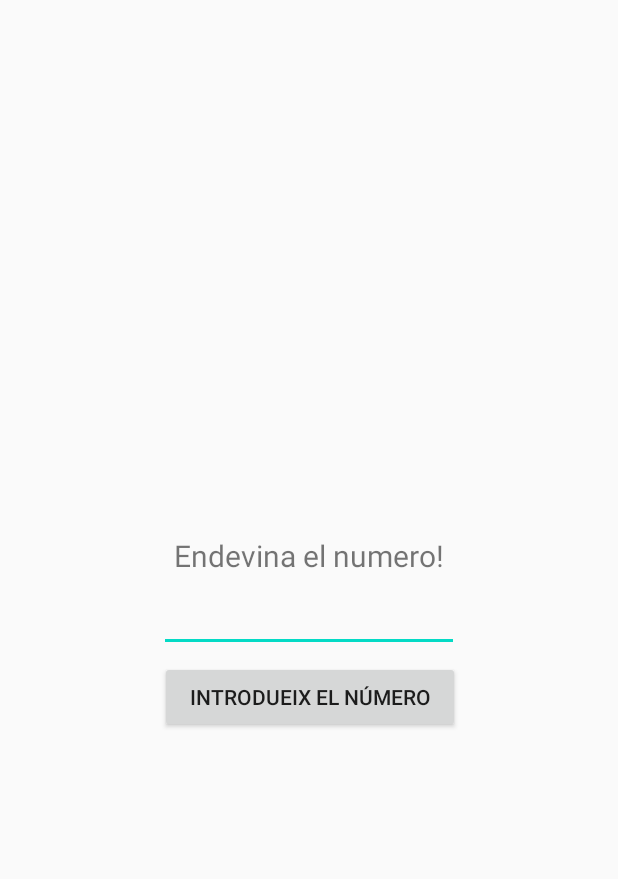
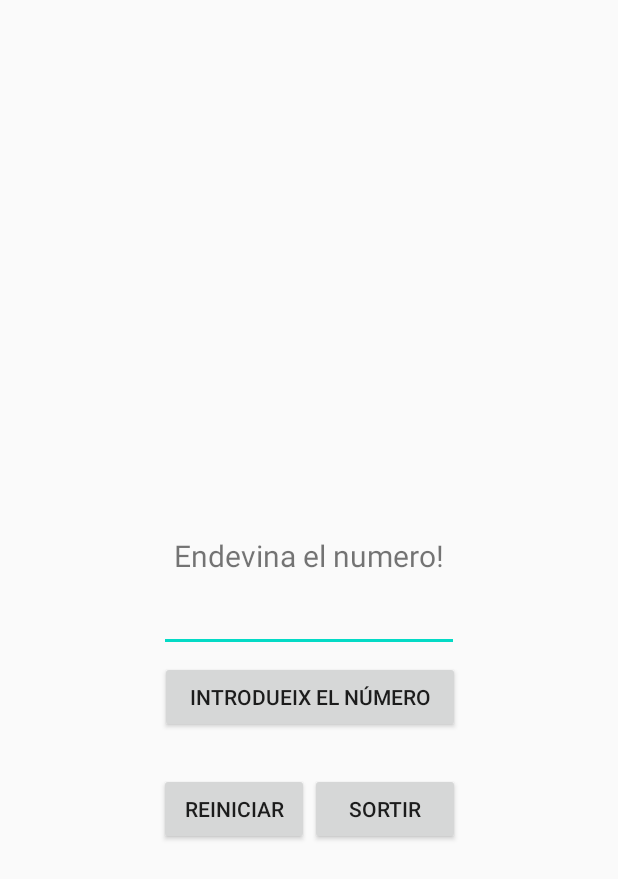
Before and after one commit to XaviiPL/EndevinaNumero_XaviPineda, an Android app: the layout activity_main.xml on its own in the app's theme, with its tools: preview values and no code run, on a phone screen of 412 x 824 dp. Shown: the top 879 px of the screen. Run offline under Robolectric (Android 15) with nearby library versions, the phone set to English and light mode, and no system bars.

```diff
--- a/app/src/main/res/layout/activity_main.xml
+++ b/app/src/main/res/layout/activity_main.xml
@@ -19,6 +19,32 @@
         app:layout_constraintTop_toTopOf="parent"
         tools:ignore="MissingConstraints" />
 
+
+    <Button
+        android:id="@+id/btReset"
+        android:layout_width="100dp"
+        android:layout_height="wrap_content"
+        android:text="Reiniciar"
+        app:layout_constraintBottom_toBottomOf="parent"
+        app:layout_constraintEnd_toEndOf="parent"
+        app:layout_constraintHorizontal_bias="0.34"
+        app:layout_constraintStart_toStartOf="parent"
+        app:layout_constraintTop_toTopOf="parent"
+        app:layout_constraintVertical_bias="0.664"
+        tools:ignore="MissingConstraints" />
+
+    <Button
+        android:id="@+id/btExit"
+        android:layout_width="100dp"
+        android:layout_height="wrap_content"
+        android:text="Sortir"
+        app:layout_constraintBottom_toBottomOf="parent"
+        app:layout_constraintEnd_toEndOf="parent"
+        app:layout_constraintHorizontal_bias="0.662"
+        app:layout_constraintStart_toStartOf="parent"
+        app:layout_constraintTop_toTopOf="parent"
+        app:layout_constraintVertical_bias="0.664"
+        tools:ignore="MissingConstraints" />
 
     <Button
         android:id="@+id/button01"
```
Also changed, not shown: app/src/main/java/com/example/endevinaelnumero/MainActivity.java (+49 -6 lines).
